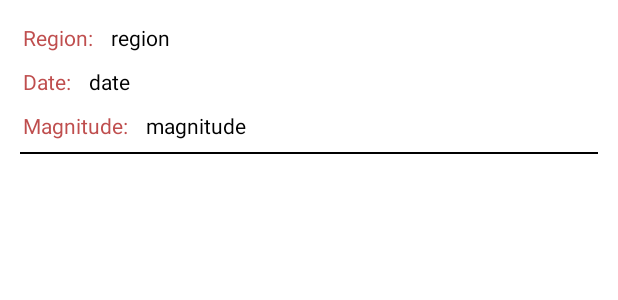
After one commit to UlgenApp/ulgen-android, an Android app: the layout kandilli_recyclerview_item.xml on its own in the app's theme, with its tools: preview values and no code run, on a phone screen of 412 x 824 dp. The commit adds this screen. Shown: the top 300 px of the screen. Run offline under Robolectric (Android 15) with nearby library versions, the phone set to English and light mode, and no system bars.

Commit message:
Kandilli recycler view is implemented.

```diff
--- a/app/src/main/AndroidManifest.xml
+++ b/app/src/main/AndroidManifest.xml
@@ -1,6 +1,8 @@
 <?xml version="1.0" encoding="utf-8"?>
 <manifest xmlns:android="http://schemas.android.com/apk/res/android"
     xmlns:tools="http://schemas.android.com/tools">
+
+    <uses-permission android:name="android.permission.INTERNET" />
 
     <application
         android:allowBackup="true"
--- /dev/null
+++ b/app/src/main/java/tr/edu/ku/ulgen/Model/KandilliLiveDataStructure/Coordinates.kt
@@ -0,0 +1,6 @@
+package tr.edu.ku.ulgen.Model.KandilliLiveDataStructure
+
+data class Coordinates(
+    val coordinates: List<Double>,
+    val type: String
+)
--- /dev/null
+++ b/app/src/main/java/tr/edu/ku/ulgen/Model/KandilliLiveDataStructure/Geojson.kt
@@ -0,0 +1,6 @@
+package tr.edu.ku.ulgen.Model.KandilliLiveDataStructure
+
+data class Geojson(
+    val coordinates: List<Double>,
+    val type: String
+)
--- /dev/null
+++ b/app/src/main/res/layout/kandilli_recyclerview_item.xml
@@ -0,0 +1,97 @@
+<?xml version="1.0" encoding="utf-8"?>
+<androidx.constraintlayout.widget.ConstraintLayout
+    xmlns:android="http://schemas.android.com/apk/res/android"
+    xmlns:app="http://schemas.android.com/apk/res-auto"
+    xmlns:tools="http://schemas.android.com/tools"
+    android:layout_width="match_parent"
+    android:layout_height="wrap_content"
+    android:layout_margin="5dp">
+
+
+    <TextView
+        android:id="@+id/region"
+        android:layout_width="0dp"
+        android:layout_height="wrap_content"
+        android:layout_marginStart="12dp"
+        android:text="region"
+        android:textColor="@color/black"
+        android:textSize="14dp"
+        app:layout_constraintBottom_toBottomOf="@+id/regionText"
+        app:layout_constraintEnd_toEndOf="parent"
+        app:layout_constraintStart_toEndOf="@+id/regionText"
+        app:layout_constraintTop_toTopOf="@+id/regionText" />
+
+    <TextView
+        android:id="@+id/magnitude"
+
+        android:layout_width="0dp"
+        android:layout_height="19dp"
+
+        android:layout_marginStart="12dp"
+        android:text="magnitude"
+        android:textColor="@color/black"
+        android:textSize="14dp"
+        app:layout_constraintBottom_toBottomOf="@+id/magnitudeText"
+        app:layout_constraintEnd_toEndOf="parent"
+        app:layout_constraintStart_toEndOf="@+id/magnitudeText"
+        app:layout_constraintTop_toTopOf="@+id/magnitudeText" />
+
+    <View
+        android:layout_width="match_parent"
+        android:layout_height="1dp"
+        android:layout_margin="8dp"
+        android:layout_marginStart="4dp"
+        android:layout_marginTop="24dp"
+        android:background="@color/black"
+        app:layout_constraintStart_toStartOf="parent"
+        app:layout_constraintTop_toBottomOf="@+id/magnitude" />
+
+    <TextView
+        android:id="@+id/regionText"
+        android:layout_width="wrap_content"
+        android:layout_height="wrap_content"
+        android:layout_marginStart="10dp"
+        android:layout_marginTop="10dp"
+        android:text="Region:"
+        android:textColor="#BF4E4E"
+        app:layout_constraintStart_toStartOf="parent"
+        app:layout_constraintTop_toTopOf="parent" />
+
+    <TextView
+        android:id="@+id/dateText"
+        android:layout_width="wrap_content"
+        android:layout_height="wrap_content"
+        android:layout_marginTop="10dp"
+        android:text="Date:"
+        android:textColor="#BF4E4E"
+
+        app:layout_constraintHorizontal_bias="1.0"
+        app:layout_constraintStart_toStartOf="@+id/regionText"
+        app:layout_constraintTop_toBottomOf="@+id/regionText" />
+
+
+    <TextView
+        android:id="@+id/magnitudeText"
+        android:layout_width="wrap_content"
+        android:layout_height="wrap_content"
+        android:layout_marginTop="10dp"
+        android:text="Magnitude:"
+        android:textColor="#BF4E4E"
+
+        app:layout_constraintStart_toStartOf="@+id/dateText"
+        app:layout_constraintTop_toBottomOf="@+id/dateText" />
+
+    <TextView
+        android:id="@+id/date"
+        android:layout_width="wrap_content"
+        android:layout_height="wrap_content"
+        android:layout_marginStart="12dp"
+        android:text="date"
+        android:textColor="@color/black"
+        app:layout_constraintBottom_toBottomOf="@+id/dateText"
+        app:layout_constraintEnd_toEndOf="parent"
+        app:layout_constraintHorizontal_bias="0.0"
+        app:layout_constraintStart_toEndOf="@+id/dateText"
+        app:layout_constraintTop_toTopOf="@+id/dateText"
+        app:layout_constraintVertical_bias="0.0" />
+</androidx.constraintlayout.widget.ConstraintLayout>
```
Also changed, not shown: app/build.gradle (+10 -0 lines), app/src/main/java/tr/edu/ku/ulgen/KandilliRecyclerViewFragment.kt (added, +67 -0 lines), app/src/main/java/tr/edu/ku/ulgen/MainActivity.kt (+9 -0 lines), app/src/main/java/tr/edu/ku/ulgen/Model/ApiInterface/ApiInterface.kt (added, +12 -0 lines), app/src/main/java/tr/edu/ku/ulgen/Model/Datasource/KandilliDataSource.kt (added, +79 -0 lines), app/src/main/java/tr/edu/ku/ulgen/Model/KandilliLiveDataStructure/Airport.kt (added, +8 -0 lines), app/src/main/java/tr/edu/ku/ulgen/Model/KandilliLiveDataStructure/ClosestCity.kt (added, +8 -0 lines), app/src/main/java/tr/edu/ku/ulgen/Model/KandilliLiveDataStructure/EpiCenter.kt (added, +7 -0 lines), app/src/main/java/tr/edu/ku/ulgen/Model/KandilliLiveDataStructure/KandilliEarthquakeLiveData.kt (added, +10 -0 lines), app/src/main/java/tr/edu/ku/ulgen/Model/KandilliLiveDataStructure/LocationProperties.kt (added, +8 -0 lines), app/src/main/java/tr/edu/ku/ulgen/Model/KandilliLiveDataStructure/Metadata.kt (added, +7 -0 lines), app/src/main/java/tr/edu/ku/ulgen/Model/KandilliLiveDataStructure/Result.kt (added, +17 -0 lines), app/src/main/java/tr/edu/ku/ulgen/RecyclerView/KandilliRVAdapter.kt (added, +37 -0 lines), app/src/main/res/layout/activity_main.xml (+11 -6 lines), 2 more files.
